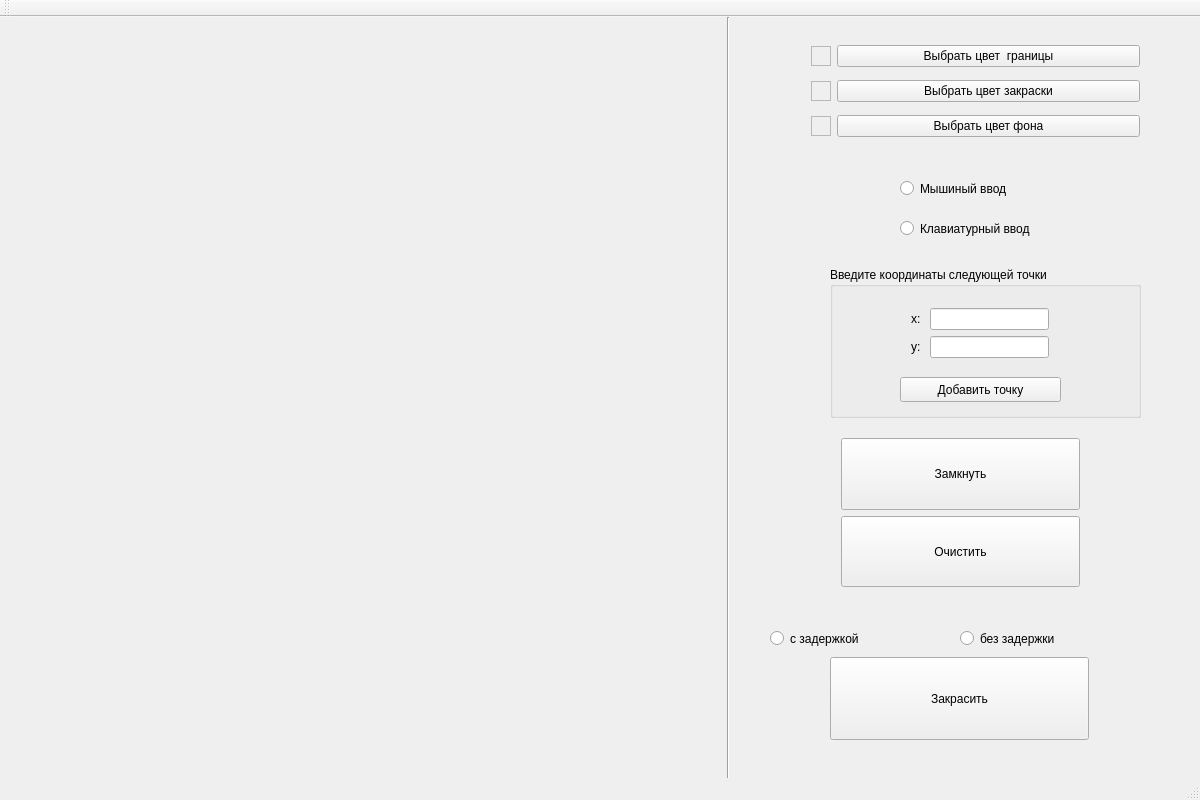
The window that grafics/graf5/mainwindow.ui (ansushina/sem4) describes before a commit, drawn with Qt 5.
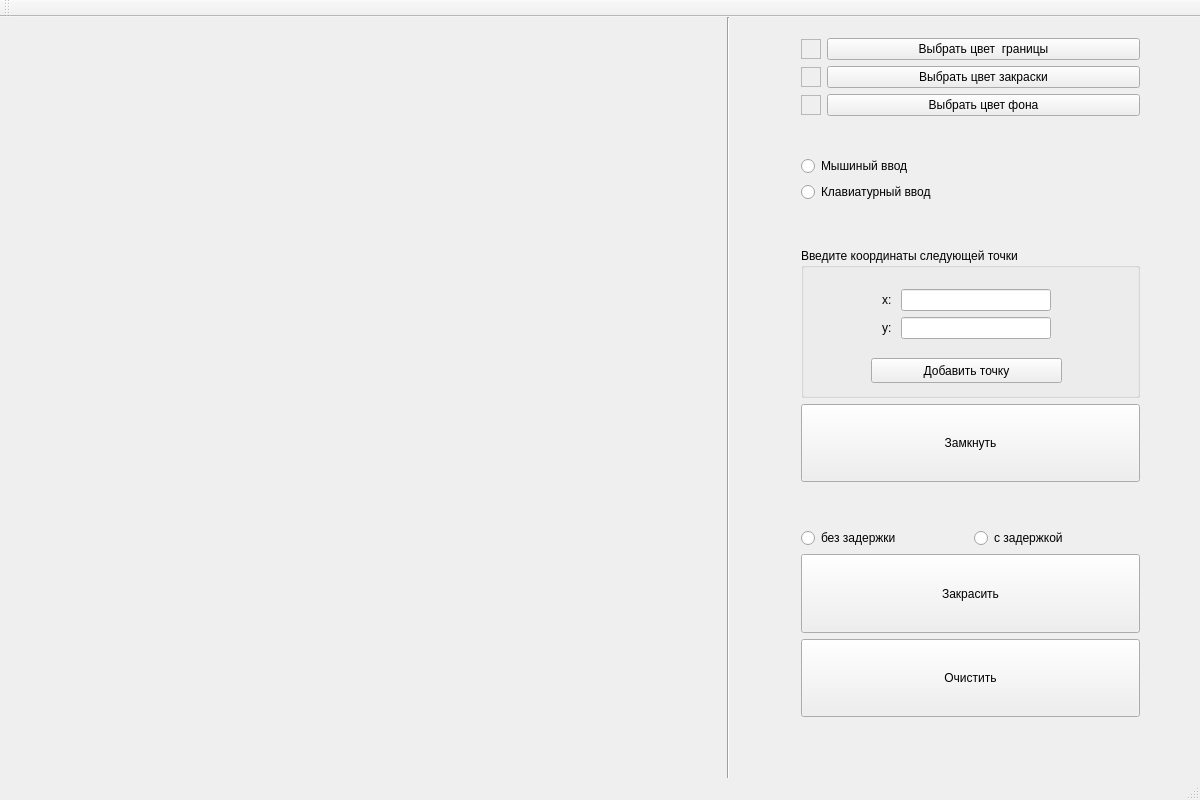
The same window after the commit.

Commit message: it works reallygood!

```diff
--- a/grafics/graf5/mainwindow.ui
+++ b/grafics/graf5/mainwindow.ui
@@ -40,15 +40,19 @@
      <enum>Qt::Vertical</enum>
     </property>
    </widget>
-   <widget class="QWidget" name="gridLayoutWidget">
+   <widget class="QWidget" name="verticalLayoutWidget">
     <property name="geometry">
      <rect>
-      <x>800</x>
+      <x>790</x>
       <y>10</y>
-      <width>351</width>
-      <height>131</height>
+      <width>361</width>
+      <height>701</height>
      </rect>
     </property>
+    <layout class="QVBoxLayout" name="verticalLayout">
+     <item>
+      <layout class="QVBoxLayout" name="verticalLayout_2">
+       <item>
     <layout class="QGridLayout" name="gridLayout">
      <item row="0" column="0">
       <widget class="QFrame" name="frame_border">
@@ -138,41 +142,68 @@
       </widget>
      </item>
     </layout>
-   </widget>
+       </item>
+       <item>
+        <spacer name="verticalSpacer_2">
+         <property name="orientation">
+          <enum>Qt::Vertical</enum>
+         </property>
+         <property name="sizeType">
+          <enum>QSizePolicy::Maximum</enum>
+         </property>
+         <property name="sizeHint" stdset="0">
+          <size>
+           <width>20</width>
+           <height>40</height>
+          </size>
+         </property>
+        </spacer>
+       </item>
+       <item>
    <widget class="QRadioButton" name="mouse_input">
-    <property name="geometry">
-     <rect>
-      <x>900</x>
-      <y>160</y>
-      <width>251</width>
-      <height>23</height>
-     </rect>
-    </property>
     <property name="text">
      <string>Мышиный ввод</string>
     </property>
    </widget>
+       </item>
+       <item>
    <widget class="QRadioButton" name="button_input">
-    <property name="geometry">
-     <rect>
-      <x>900</x>
-      <y>200</y>
-      <width>301</width>
-      <height>23</height>
-     </rect>
-    </property>
     <property name="text">
      <string>Клавиатурный ввод</string>
     </property>
    </widget>
+       </item>
+      </layout>
+     </item>
+     <item>
+      <spacer name="verticalSpacer">
+       <property name="orientation">
+        <enum>Qt::Vertical</enum>
+       </property>
+       <property name="sizeType">
+        <enum>QSizePolicy::Maximum</enum>
+       </property>
+       <property name="sizeHint" stdset="0">
+        <size>
+         <width>20</width>
+         <height>40</height>
+        </size>
+       </property>
+      </spacer>
+     </item>
+     <item>
    <widget class="QGroupBox" name="groupBox">
-    <property name="geometry">
-     <rect>
-      <x>830</x>
-      <y>250</y>
-      <width>311</width>
-      <height>151</height>
-     </rect>
+       <property name="sizePolicy">
+        <sizepolicy hsizetype="Preferred" vsizetype="Maximum">
+         <horstretch>0</horstretch>
+         <verstretch>0</verstretch>
+        </sizepolicy>
+       </property>
+       <property name="minimumSize">
+        <size>
+         <width>0</width>
+         <height>150</height>
+        </size>
     </property>
     <property name="title">
      <string>Введите координаты следующей точки</string>
@@ -182,7 +213,7 @@
       <rect>
        <x>70</x>
        <y>30</y>
-       <width>160</width>
+          <width>191</width>
        <height>80</height>
       </rect>
      </property>
@@ -214,7 +245,7 @@
       <rect>
        <x>70</x>
        <y>110</y>
-       <width>161</width>
+          <width>191</width>
        <height>25</height>
       </rect>
      </property>
@@ -223,16 +254,7 @@
      </property>
     </widget>
    </widget>
-   <widget class="QWidget" name="verticalLayoutWidget">
-    <property name="geometry">
-     <rect>
-      <x>830</x>
-      <y>410</y>
-      <width>261</width>
-      <height>171</height>
-     </rect>
-    </property>
-    <layout class="QVBoxLayout" name="verticalLayout">
+     </item>
      <item>
       <widget class="QPushButton" name="pushButton_2">
        <property name="sizePolicy">
@@ -246,6 +268,59 @@
        </property>
       </widget>
      </item>
+     <item>
+      <spacer name="verticalSpacer_3">
+       <property name="orientation">
+        <enum>Qt::Vertical</enum>
+       </property>
+       <property name="sizeType">
+        <enum>QSizePolicy::Maximum</enum>
+       </property>
+       <property name="sizeHint" stdset="0">
+        <size>
+         <width>20</width>
+         <height>40</height>
+        </size>
+       </property>
+      </spacer>
+     </item>
+     <item>
+      <layout class="QHBoxLayout" name="horizontalLayout">
+       <item>
+        <widget class="QRadioButton" name="fast_button">
+         <property name="text">
+          <string>без задержки</string>
+         </property>
+         <attribute name="buttonGroup">
+          <string notr="true">buttonGroup</string>
+         </attribute>
+        </widget>
+       </item>
+       <item>
+        <widget class="QRadioButton" name="slow_Button">
+         <property name="text">
+          <string>с задержкой</string>
+         </property>
+         <attribute name="buttonGroup">
+          <string notr="true">buttonGroup</string>
+         </attribute>
+        </widget>
+       </item>
+      </layout>
+     </item>
+     <item>
+      <widget class="QPushButton" name="main_button">
+       <property name="sizePolicy">
+        <sizepolicy hsizetype="Minimum" vsizetype="Preferred">
+         <horstretch>0</horstretch>
+         <verstretch>0</verstretch>
+        </sizepolicy>
+       </property>
+       <property name="text">
+        <string>Закрасить</string>
+       </property>
+      </widget>
+     </item>
      <item>
       <widget class="QPushButton" name="clear_button">
        <property name="sizePolicy">
@@ -261,57 +336,6 @@
      </item>
     </layout>
    </widget>
-   <widget class="QPushButton" name="main_button">
-    <property name="geometry">
-     <rect>
-      <x>830</x>
-      <y>640</y>
-      <width>259</width>
-      <height>83</height>
-     </rect>
-    </property>
-    <property name="sizePolicy">
-     <sizepolicy hsizetype="Minimum" vsizetype="Preferred">
-      <horstretch>0</horstretch>
-      <verstretch>0</verstretch>
-     </sizepolicy>
-    </property>
-    <property name="text">
-     <string>Закрасить</string>
-    </property>
-   </widget>
-   <widget class="QRadioButton" name="slow_Button">
-    <property name="geometry">
-     <rect>
-      <x>770</x>
-      <y>610</y>
-      <width>181</width>
-      <height>23</height>
-     </rect>
-    </property>
-    <property name="text">
-     <string>с задержкой</string>
-    </property>
-    <attribute name="buttonGroup">
-     <string notr="true">buttonGroup</string>
-    </attribute>
-   </widget>
-   <widget class="QRadioButton" name="fast_button">
-    <property name="geometry">
-     <rect>
-      <x>960</x>
-      <y>610</y>
-      <width>151</width>
-      <height>23</height>
-     </rect>
-    </property>
-    <property name="text">
-     <string>без задержки</string>
-    </property>
-    <attribute name="buttonGroup">
-     <string notr="true">buttonGroup</string>
-    </attribute>
-   </widget>
   </widget>
   <widget class="QMenuBar" name="menuBar">
    <property name="geometry">
```
Lines whose indentation alone changed are shown as unchanged.
